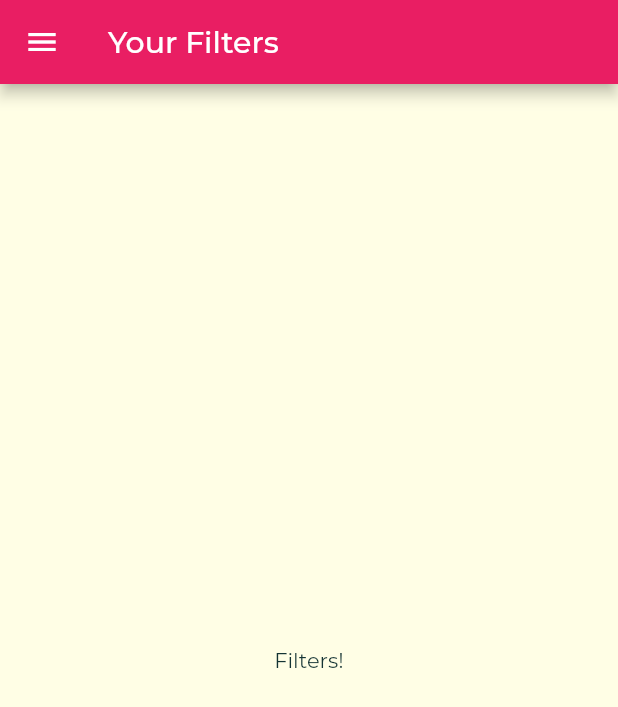
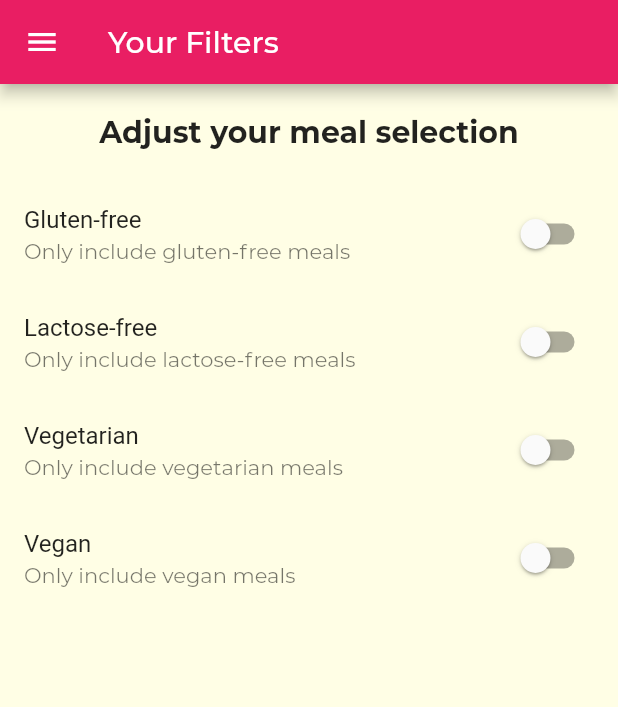
Before and after one commit to geneticdie/deli_meals, a Flutter app: the FilterScreen screen opened by its route, on a phone screen of 412 x 824 dp. Shown: the top 707 px of the screen. Run offline on Flutter 3.47's test engine with Material 2 defaults, Android fonts, the phone set to English and light mode, and no system bars.

Commit message:
C176 : adding filter switches

```diff
--- a/lib/screens/filters_screen.dart
+++ b/lib/screens/filters_screen.dart
@@ -1,8 +1,28 @@
 import 'package:deli_meals/widgets/main_drawer.dart';
 import 'package:flutter/material.dart';
 
-class FilterScreen extends StatelessWidget {
+class FilterScreen extends StatefulWidget {
   static const routeName = '/filters';
+
+  @override
+  _FilterScreenState createState() => _FilterScreenState();
+}
+
+class _FilterScreenState extends State<FilterScreen> {
+  bool _glutenFree = false;
+  bool _vegetarian = false;
+  bool _vegan = false;
+  bool _lactoseFree = false;
+
+  Widget _buildSwitchListTile(String title, String description,
+      bool currentValue, Function updateValue) {
+    return SwitchListTile(
+      title: Text(title),
+      value: currentValue,
+      subtitle: Text(description),
+      onChanged: updateValue,
+    );
+  }
 
   @override
   Widget build(BuildContext context) {
@@ -11,10 +31,62 @@ class FilterScreen extends StatelessWidget {
         title: Text('Your Filters'),
       ),
       drawer: MainDrawer(),
-      body: Center(
-        child: Text(
-          'Filters!'
-        ),
+      body: Column(
+        children: <Widget>[
+          Container(
+            padding: const EdgeInsets.all(20),
+            child: Text(
+              'Adjust your meal selection',
+              style: Theme.of(context).textTheme.title,
+            ),
+          ),
+          Expanded(
+            child: ListView(
+              children: <Widget>[
+                _buildSwitchListTile(
+                  'Gluten-free',
+                  'Only include gluten-free meals',
+                  _glutenFree,
+                  (newValue) {
+                    setState(() {
+                      _glutenFree = newValue;
+                    });
+                  },
+                ),
+                _buildSwitchListTile(
+                  'Lactose-free',
+                  'Only include lactose-free meals',
+                  _lactoseFree,
+                      (newValue) {
+                    setState(() {
+                      _lactoseFree = newValue;
+                    });
+                  },
+                ),
+                _buildSwitchListTile(
+                  'Vegetarian',
+                  'Only include vegetarian meals',
+                  _vegetarian,
+                      (newValue) {
+                    setState(() {
+                      _vegetarian = newValue;
+                    });
+                  },
+                ),
+                _buildSwitchListTile(
+                  'Vegan',
+                  'Only include vegan meals',
+                  _vegan,
+                      (newValue) {
+                    setState(() {
+                      _vegan = newValue;
+                    });
+                  },
+                ),
+              ],
+            ),
+          ),
+        ],
       ),
     );
   }
```
